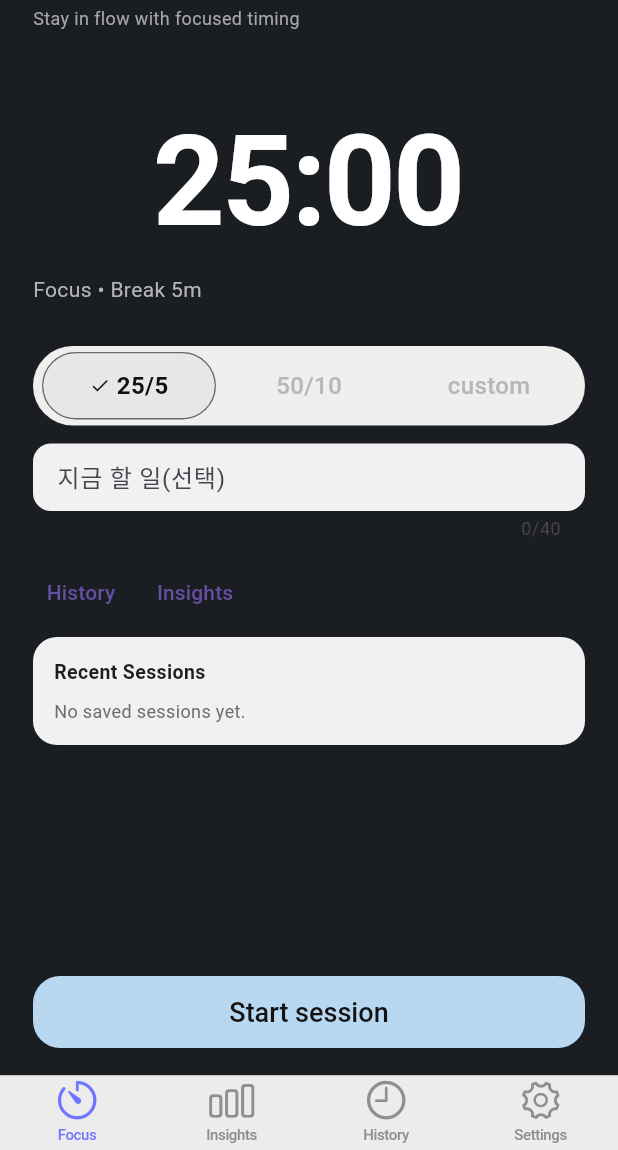
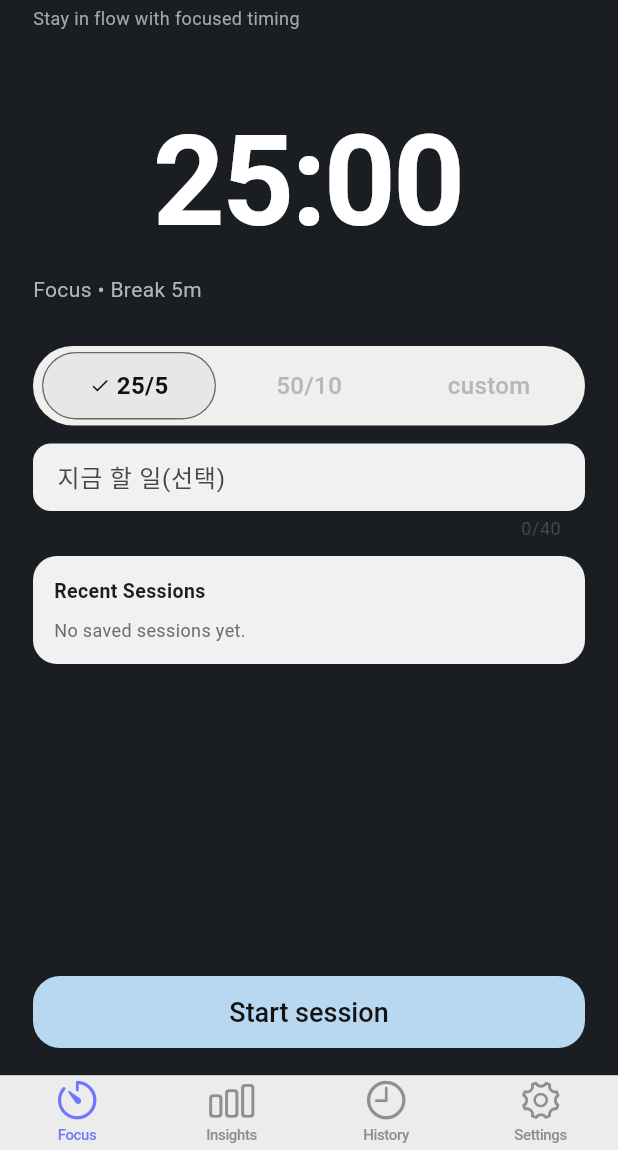
Before and after one commit to MrTMI-0315/resession-vibe, a Flutter app: the screen it shows after launch, on a phone screen of 412 x 824 dp, the part 86-1236 px from its top. Run offline on Flutter 3.47's test engine with Material 3 defaults, Android fonts, the phone set to English and light mode, and no system bars; our stand-ins replace flutter_local_notifications, shared_preferences, timezone; Roboto replaces fonts that are missing (SF Pro Text).

Commit message:
fix(nav): remove focus quick links to prevent stuck navigation

```diff
--- a/lib/features/home/home_screen.dart
+++ b/lib/features/home/home_screen.dart
@@ -3,8 +3,6 @@ import 'dart:async';
 import 'package:flutter/material.dart';
 import 'package:flutter/services.dart';
 
-import '../history/history_screen.dart';
-import '../insights/insights_screen.dart';
 import '../../ui/widgets/session_template.dart';
 import '../session/session_controller.dart';
 import '../session/session_record.dart';
@@ -92,50 +90,6 @@ class HomeScreen extends StatelessWidget {
               ),
             ),
             const SizedBox(height: 10),
-            Align(
-              alignment: Alignment.centerLeft,
-              child: Row(
-                children: <Widget>[
-                  TextButton(
-                    key: const ValueKey<String>('history-nav-button'),
-                    onPressed: () {
-                      Navigator.of(context).push(
-                        MaterialPageRoute<void>(
-                          builder: (_) => HistoryScreen(controller: controller),
-                        ),
-                      );
-                    },
-                    style: TextButton.styleFrom(
-                      padding: const EdgeInsets.symmetric(
-                        horizontal: 0,
-                        vertical: 2,
-                      ),
-                    ),
-                    child: const Text('History'),
-                  ),
-                  const SizedBox(width: 12),
-                  TextButton(
-                    key: const ValueKey<String>('insights-nav-button'),
-                    onPressed: () {
-                      Navigator.of(context).push(
-                        MaterialPageRoute<void>(
-                          builder: (_) =>
-                              InsightsScreen(controller: controller),
-                        ),
-                      );
-                    },
-                    style: TextButton.styleFrom(
-                      padding: const EdgeInsets.symmetric(
-                        horizontal: 0,
-                        vertical: 2,
-                      ),
-                    ),
-                    child: const Text('Insights'),
-                  ),
-                ],
-              ),
-            ),
-            const SizedBox(height: 6),
             if (guardrailMessage != null)
               Padding(
                 padding: EdgeInsets.only(bottom: 10),
```
